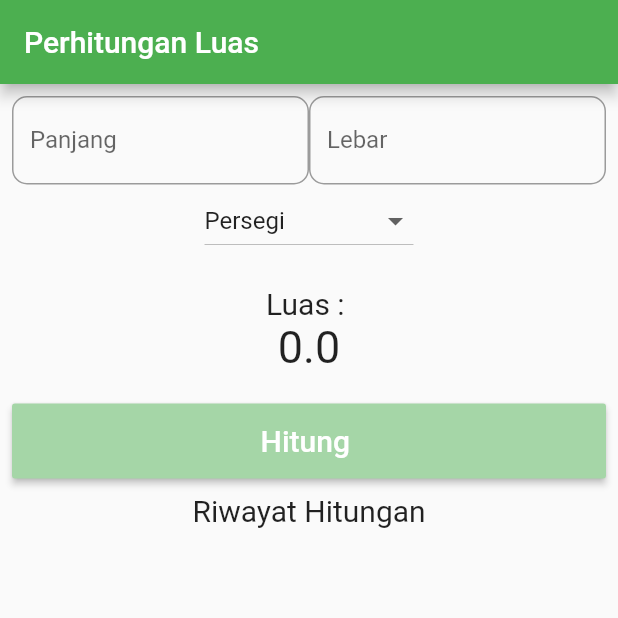
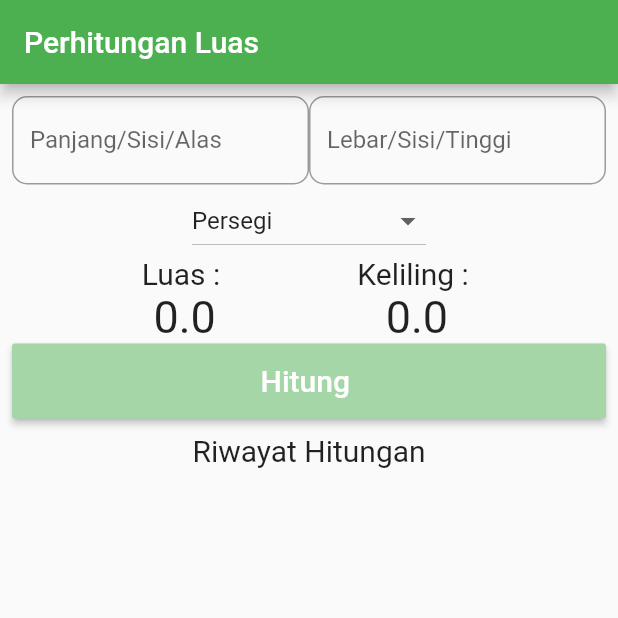
Before and after one commit to NiaAmellya/Pemrograman-Mobile_Kuis1, a Flutter app: the screen it shows after launch, on a phone screen of 412 x 824 dp, the top half of it. Run offline on Flutter 3.47's test engine with Material 2 defaults, Android fonts, the phone set to English and light mode, and no system bars.

```diff
--- a/lib/input.dart
+++ b/lib/input.dart
@@ -22,10 +22,10 @@ class Input extends StatelessWidget {
               child: TextFormField(
                   controller: panjang,
                   decoration: InputDecoration(
-                      labelText: "Panjang",
+                      labelText: "Panjang/Sisi/Alas",
                       border: OutlineInputBorder(
                           borderRadius: BorderRadius.circular(10.0)),
-                      hintText: "Masukkan Panjang"),
+                      hintText: "Masukkan angka"),
                   keyboardType: TextInputType.number,
                   inputFormatters: <TextInputFormatter>[
                 FilteringTextInputFormatter.allow(RegExp(r'[0-9]'))
@@ -34,10 +34,10 @@ class Input extends StatelessWidget {
               child: TextFormField(
                   controller: lebar,
                   decoration: InputDecoration(
-                      labelText: "Lebar",
+                      labelText: "Lebar/Sisi/Tinggi",
                       border: OutlineInputBorder(
                           borderRadius: BorderRadius.circular(10.0)),
-                      hintText: "Masukkan Lebar"),
+                      hintText: "Masukkan angka"),
                   keyboardType: TextInputType.number,
                   inputFormatters: <TextInputFormatter>[
                 FilteringTextInputFormatter.allow(RegExp(r'[0-9]'))
--- a/lib/main.dart
+++ b/lib/main.dart
@@ -21,9 +21,10 @@ class _MyAppState extends State<MyApp> {
 
   double _panjang = 0;
   double _lebar = 0;
-  var listItem = ["Persegi", "Persegi Panjang", "Segitiga"];
+  var listItem = ["Persegi", "Persegi Panjang", "Segitiga Sama Sisi"];
   String _newValue = "Persegi";
   double _luas = 0;
+  double _kel = 0;
   List<String> listViewItem = List<String>();
 
   void _perhitungan() {
@@ -33,10 +34,13 @@ class _MyAppState extends State<MyApp> {
 
       if (_newValue == "Persegi") {
         _luas = _panjang * _lebar;
+        _kel = ((2 * _panjang) + (2 * _lebar));
       } else if (_newValue == "Persegi Panjang") {
         _luas = _panjang * _lebar;
-      } else if (_newValue == "Segitiga") {
+        _kel = ((2 * _panjang) + (2 * _lebar));
+      } else if (_newValue == "Segitiga Sama Sisi") {
         _luas = ((_panjang * _lebar) * 1 / 2);
+        _kel = 3 * _panjang;
       }
 
       addItemToList();
@@ -45,8 +49,10 @@ class _MyAppState extends State<MyApp> {
 
   void addItemToList() {
     setState(() {
-      String hasil = _newValue + " : " + _luas.toStringAsFixed(1);
-      listViewItem.insert(0, hasil);
+      String hasil1 = _newValue + " : " + _luas.toStringAsFixed(1);
+      listViewItem.insert(0, hasil1);
+      String hasil2 = _newValue + " : " + _kel.toStringAsFixed(1);
+      listViewItem.insert(0, hasil2);
     });
   }
 
@@ -85,7 +91,7 @@ class _MyAppState extends State<MyApp> {
                 value: _newValue,
                 onChanged: dropdownOnChanged,
               ),
-              Result(result: _luas),
+              Result(luas: _luas, keliling: _kel),
               Convert(konvertHandler: _perhitungan),
               Container(
                 margin: EdgeInsets.only(top: 10, bottom: 10),
--- a/lib/result.dart
+++ b/lib/result.dart
@@ -4,26 +4,44 @@ import 'package:flutter/services.dart';
 class Result extends StatelessWidget {
   const Result({
     Key key,
-    @required this.result,
-  }) : super(key: key);
-  final double result;
+    @required double luas,
+    @required double keliling,
+  })  : _luas = luas,
+        _kel = keliling,
+        super(key: key);
+
+  final double _luas;
+  final double _kel;
   @override
   Widget build(BuildContext context) {
-    return Container(
-      margin: EdgeInsets.only(top: 20, bottom: 20),
-      child: Column(
-        mainAxisAlignment: MainAxisAlignment.center,
-        children: [
+    return Row(
+      mainAxisAlignment: MainAxisAlignment.spaceEvenly,
+      children: <Widget>[
+        Column(
+          children: <Widget>[
             Text(
               "Luas : ",
               style: TextStyle(fontSize: 20),
             ),
             Text(
-            result.toStringAsFixed(1),
+              _luas.toStringAsFixed(1),
               style: TextStyle(fontSize: 30),
             )
           ],
         ),
+        Column(
+          children: <Widget>[
+            Text(
+              "Keliling : ",
+              style: TextStyle(fontSize: 20),
+            ),
+            Text(
+              _kel.toStringAsFixed(1),
+              style: TextStyle(fontSize: 30),
+            )
+          ],
+        ),
+      ],
     );
   }
 }
```
Also changed, not shown: images/Progres 2.jpeg (added). Lines whose indentation alone changed are shown as unchanged.
